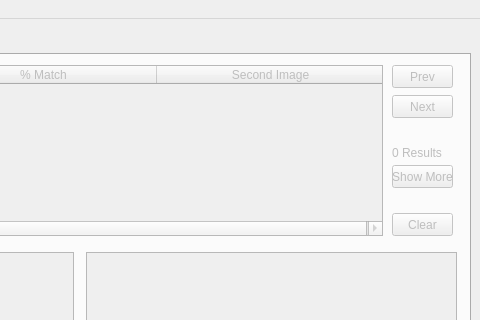
Qt form qtui/ImgMatchUI.ui (akirov/ImgMatch) before a commit; both pictures show x 320 to 800 and y 0 to 320 of the 800 by 540 pixel window.
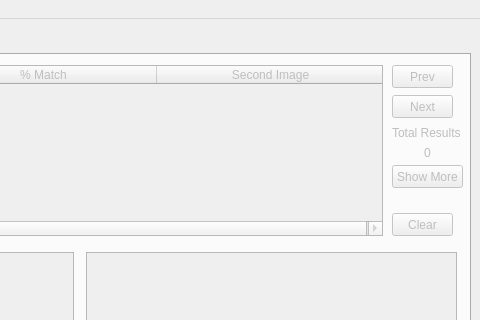
The same form after that commit. The open tabs and pages were chosen to show the change.

Commit message: Updating total results number

```diff
--- a/qtui/ImgMatchUI.ui
+++ b/qtui/ImgMatchUI.ui
@@ -10,6 +10,18 @@
     <height>540</height>
    </rect>
   </property>
+  <property name="minimumSize">
+   <size>
+    <width>800</width>
+    <height>540</height>
+   </size>
+  </property>
+  <property name="maximumSize">
+   <size>
+    <width>800</width>
+    <height>540</height>
+   </size>
+  </property>
   <property name="windowTitle">
    <string>ImgMatchUI</string>
   </property>
@@ -993,7 +1005,10 @@
        </rect>
       </property>
       <property name="text">
-       <string>0 Results</string>
+       <string>0</string>
+      </property>
+      <property name="alignment">
+       <set>Qt::AlignCenter</set>
       </property>
      </widget>
      <widget class="QPushButton" name="pbMoreRes">
@@ -1001,7 +1016,7 @@
        <rect>
         <x>700</x>
         <y>110</y>
-        <width>61</width>
+        <width>71</width>
         <height>23</height>
        </rect>
       </property>
@@ -1009,6 +1024,19 @@
        <string>Show More</string>
       </property>
      </widget>
+     <widget class="QLabel" name="lbTotalRes">
+      <property name="geometry">
+       <rect>
+        <x>700</x>
+        <y>70</y>
+        <width>71</width>
+        <height>16</height>
+       </rect>
+      </property>
+      <property name="text">
+       <string>Total Results</string>
+      </property>
+     </widget>
     </widget>
    </widget>
   </widget>
```
Left out of the diff: 2 changed lines with no effect on the pictures. The commit also changes 2 other files.
